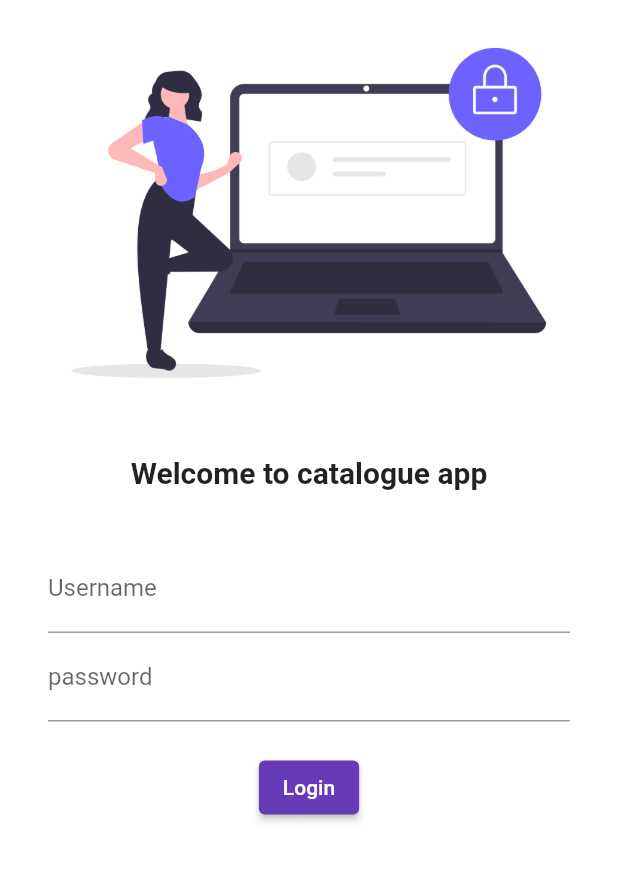
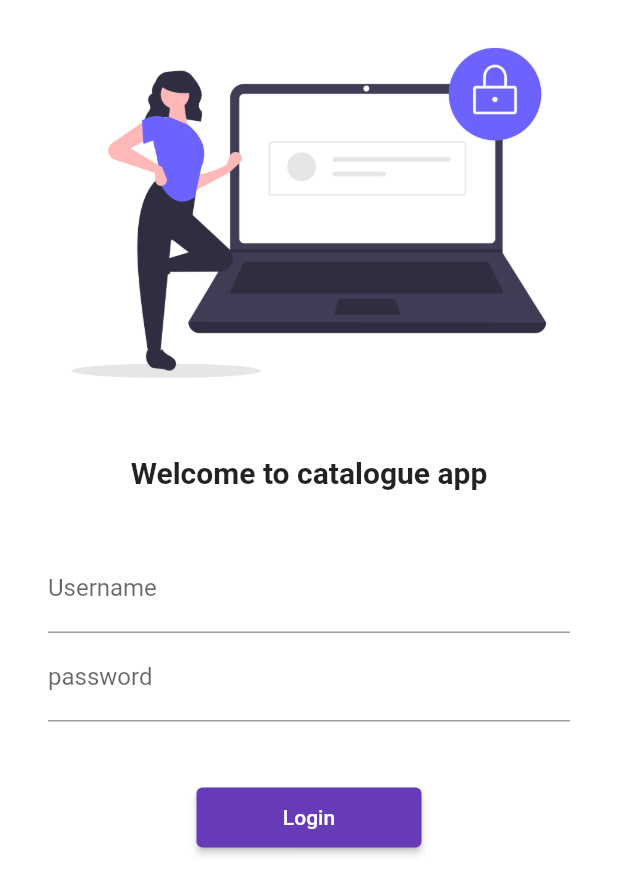
Before and after one commit to gyankatta/flutter_catalogue-_app, a Flutter app: the screen it shows after launch, on a phone screen of 412 x 824 dp. Shown: the top 894 px of the screen. Run offline on Flutter 3.47's test engine with Material 2 defaults, Android fonts, the phone set to English and light mode, and no system bars.

Commit message:
End of module 5

```diff
--- a/lib/main.dart
+++ b/lib/main.dart
@@ -2,6 +2,7 @@
 import 'package:flutter/material.dart';
 
 import 'package:flutter_catalogue/pages/login_page.dart';
+import 'package:flutter_catalogue/utils/routes.dart';
 import 'pages/home_page.dart';
 
 void main() {
@@ -22,8 +23,8 @@ class MyApp extends StatelessWidget {
         ),
         routes: {
           "/": (context) => LoginPage(),
-          "/home": (context) => HomePage(),
-          "/login": (context) => LoginPage(),
+          MyRoutes.homeRoute: (context) => HomePage(),
+          MyRoutes.loginRoute: (context) => LoginPage(),
         });
   }
 }
--- a/lib/pages/login_page.dart
+++ b/lib/pages/login_page.dart
@@ -1,6 +1,7 @@
 // ignore_for_file: prefer_const_constructors
 
 import 'package:flutter/material.dart';
+import 'package:flutter_catalogue/utils/routes.dart';
 
 class LoginPage extends StatelessWidget {
   const LoginPage({Key? key}) : super(key: key);
@@ -9,6 +10,7 @@ class LoginPage extends StatelessWidget {
   Widget build(BuildContext context) {
     return Material(
         color: Colors.white,
+        child: SingleChildScrollView(
           child: Column(
             children: [
               Image.asset(
@@ -29,8 +31,8 @@ class LoginPage extends StatelessWidget {
                 height: 20.0,
               ),
               Padding(
-              padding:
-                  const EdgeInsets.symmetric(vertical: 16.0, horizontal: 32.0),
+                padding: const EdgeInsets.symmetric(
+                    vertical: 16.0, horizontal: 32.0),
                 child: Column(
                   children: [
                     TextFormField(
@@ -47,18 +49,20 @@ class LoginPage extends StatelessWidget {
                       ),
                     ),
                     SizedBox(
-                    height: 20.0,
+                      height: 40.0,
                     ),
                     ElevatedButton(
-                      style: TextButton.styleFrom(),
                       onPressed: () {
-                        print("Button Clicked");
+                        Navigator.pushNamed(context, MyRoutes.homeRoute);
                       },
-                      child: Text("Login")),
+                      child: Text("Login"),
+                      style: TextButton.styleFrom(minimumSize: Size(150, 40)),
+                    ),
                   ],
                 ),
               )
             ],
+          ),
         ));
   }
 }
--- /dev/null
+++ b/lib/utils/routes.dart
@@ -0,0 +1,4 @@
+class MyRoutes {
+  static String loginRoute = "/login";
+  static String homeRoute = "/home";
+}
```
Lines whose indentation alone changed are shown as unchanged.
